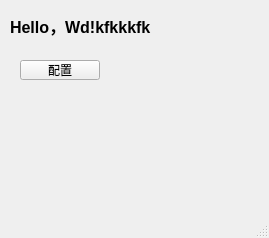
Above: mainwindow.ui from G850/QtDemo before the change. Below: the same form after it.
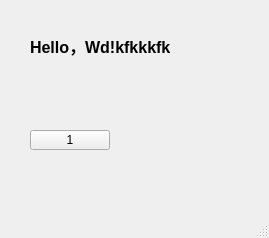
That is the form after the change.

The edit to the form file:
```diff
--- a/mainwindow.ui
+++ b/mainwindow.ui
@@ -17,8 +17,8 @@
    <widget class="QLabel" name="textlabel">
     <property name="geometry">
      <rect>
-      <x>10</x>
-      <y>10</y>
+      <x>30</x>
+      <y>30</y>
       <width>231</width>
       <height>31</height>
      </rect>
@@ -38,14 +38,14 @@
    <widget class="QPushButton" name="actionConfigure">
     <property name="geometry">
      <rect>
-      <x>20</x>
-      <y>60</y>
+      <x>30</x>
+      <y>130</y>
       <width>80</width>
       <height>20</height>
      </rect>
     </property>
     <property name="text">
-     <string>配置</string>
+     <string>1</string>
     </property>
    </widget>
   </widget>
```
